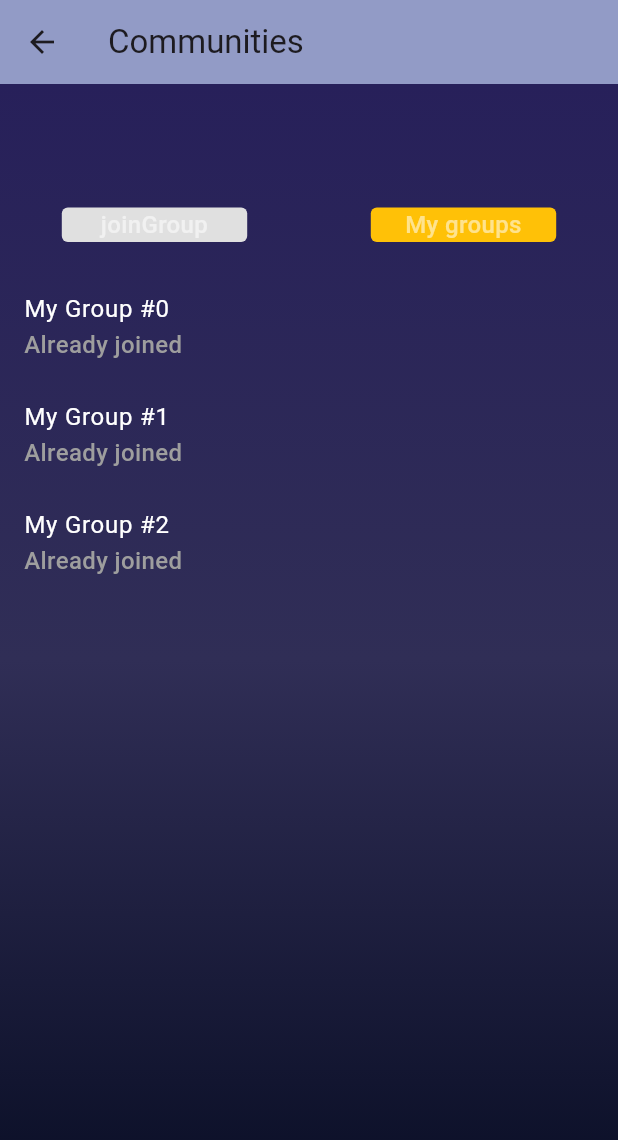
After one commit to Atithi2908/Placement_Prep, a Flutter app: the GroupScreen screen opened by its route, after a tap on "My groups", on a phone screen of 412 x 824 dp. The commit adds this screen. Shown: the top 1140 px of the screen. Run offline on Flutter 3.47's test engine with Material 3 defaults, Android fonts, the light colour scheme and no system bars; our stand-ins replace flutter_tts, google_fonts, lottie, shared_preferences, socket_io_client; accounts and stored records are empty.

```diff
--- a/Frontend/placement_prep/lib/main.dart
+++ b/Frontend/placement_prep/lib/main.dart
@@ -1,4 +1,5 @@
 import 'package:flutter/material.dart';
+import 'package:placement_prep/screens/group_screen.dart';
 import 'package:placement_prep/screens/task_screen.dart';
 import 'package:provider/provider.dart';
 import 'screens/login_screen.dart';
@@ -37,7 +38,8 @@ class MyApp extends StatelessWidget {
         '/task': (context) =>  DailyTaskScreen(),
         '/dailyquestion': (context) => DailyQuestionScreen(),
         '/conductquiz': (context) => ConductQuizScreen(defaultOption: 'Array'), // Default option can be changed
-        '/home': (context)=> HomeScreen()
+        '/home': (context)=> HomeScreen(),
+        '/group':(context)=> GroupScreen()
       },
           theme: ThemeData(
         primaryColor: const Color.fromARGB(255, 232, 234, 255), // Dark Indigo
--- /dev/null
+++ b/Frontend/placement_prep/lib/models/group.dart
@@ -0,0 +1,20 @@
+class Group{
+  final String id;
+  final String name;
+  final String description;
+  final List<String> members;
+  final List<String> admins;
+
+  Group({required this.id, required this.name, required this.description, required this.members, required this.admins});
+
+
+ factory Group.fromJson(Map<String, dynamic> json) {
+    return Group(
+      id: json['_id'],
+      name: json['name'],
+      description: json['description'],
+      members: List<String>.from(json['members']),
+      admins: List<String>.from(json['admins']),
+    );
+  }
+}
--- /dev/null
+++ b/Frontend/placement_prep/lib/screens/group_screen.dart
@@ -0,0 +1,102 @@
+import 'package:flutter/material.dart';
+import 'dart:ui';
+
+class GroupScreen extends StatefulWidget {
+  const GroupScreen({super.key});
+
+  @override
+  State<GroupScreen> createState() => _GroupScreenState();
+}
+
+class _GroupScreenState extends State<GroupScreen> {
+
+  int selectedIndex = 0;
+  @override
+  Widget build(BuildContext context) {
+      double screenWidth = MediaQuery.of(context).size.width;
+      double screenHeight = MediaQuery.of(context).size.height;
+    return Scaffold(
+      appBar: AppBar(title: Text("Communities"), backgroundColor: Color.fromARGB(255, 153, 167, 204),
+            elevation: 500,),
+      body: Expanded(
+        child: Container(
+          width:double.infinity,
+          height: double.infinity,
+          decoration: BoxDecoration(
+            gradient: LinearGradient( begin: Alignment.topCenter,
+                  end: Alignment.bottomCenter,
+                  colors: [Color.fromARGB(255, 39, 32, 90), Color.fromARGB(255, 48, 46, 86), Color.fromARGB(255, 7, 12, 34)], )
+          ),
+          child: SingleChildScrollView(
+            child: Column(
+              children: [
+                  SizedBox(height: screenHeight*0.1),
+                Padding(
+                  padding: EdgeInsets.symmetric(horizontal:screenWidth*0.1),
+                  child: Row(
+                    children: [
+                      Expanded(child: toggleCard(context, "joinGroup",0)),
+                      SizedBox(width:screenWidth*0.2),
+                      Expanded(child: toggleCard(context, "My groups",1)),
+                    ],
+                  ),
+                ),
+                const SizedBox(height: 20,),
+                selectedIndex ==0
+                ? _buildJoinGroupsList() : _buildMyGroupsList()
+              ],
+
+            ),
+          ),
+        ),
+      ),
+    );
+  }
+
+  Widget toggleCard(BuildContext context, String topic,int index) {
+    return GestureDetector(
+      onTap:
+          () => setState(() {
+            selectedIndex = index;
+          }),
+      child: Container(
+        decoration: BoxDecoration(
+ color: selectedIndex == index ? Colors.amber : Colors.grey[300],
+           borderRadius: BorderRadius.circular(4),
+        ),
+        child: Text(
+          topic,
+          textAlign: TextAlign.center,
+          style: TextStyle(color: Colors.white54),
+        ),
+      ),
+    );
+  }
+
+   Widget _buildJoinGroupsList() {
+    return ListView.builder(
+      shrinkWrap: true,
+      physics: NeverScrollableScrollPhysics(),
+      itemCount: 5,
+      itemBuilder: (context, index) => ListTile(
+        title: Text("Join Group #$index", style: TextStyle(color: Colors.white)),
+        trailing: TextButton(
+          onPressed: () {},
+          child: Text("Join"),
+        ),
+      ),
+    );
+  }
+
+  Widget _buildMyGroupsList() {
+    return ListView.builder(
+      shrinkWrap: true,
+physics: NeverScrollableScrollPhysics(),
+      itemCount: 3,
+      itemBuilder: (context, index) => ListTile(
+        title: Text("My Group #$index", style: TextStyle(color: Colors.white)),
+        subtitle: Text("Already joined", style: TextStyle(color: Colors.grey)),
+      ),
+    );
+  }
+}
--- a/Frontend/placement_prep/lib/screens/home_screen.dart
+++ b/Frontend/placement_prep/lib/screens/home_screen.dart
@@ -258,7 +258,7 @@ class HomeScreen extends StatelessWidget {
               Expanded(
                 child: _buildActionButton(
                   context,
-                  'Review Mistakes',
+                  'Communities',
                   '📝',
                   Colors.white24,
                 ),
@@ -320,9 +320,7 @@ class HomeScreen extends StatelessWidget {
   ) {
     return ElevatedButton(
       onPressed: () {
-        ScaffoldMessenger.of(
-          context,
-        ).showSnackBar(SnackBar(content: Text('Opening $title! $emoji')));
+       Navigator.pushNamed(context, '/group');
       },
       style: ElevatedButton.styleFrom(
         padding: EdgeInsets.all(16),
--- a/Frontend/placement_prep/pubspec.yaml
+++ b/Frontend/placement_prep/pubspec.yaml
@@ -36,6 +36,8 @@ dependencies:
   google_fonts: ^6.1.0
 
   provider: ^6.1.1
+  flutter_riverpod: ^2.5.1
+  socket_io_client: ^2.0.3+1
 
   shared_preferences: ^2.0.15
   # The following adds the Cupertino Icons font to your application.
@@ -45,7 +47,8 @@ dependencies:
 dev_dependencies:
   flutter_test:
     sdk: flutter
-  provider: ^6.1.1
+
+
   # The "flutter_lints" package below contains a set of recommended lints to
   # encourage good coding practices. The lint set provided by the package is
   # activated in the `analysis_options.yaml` file located at the root of your
```
Also changed, not shown: Frontend/placement_prep/lib/models/message.dart (added, +16 -0 lines), Frontend/placement_prep/lib/services/socket_services.dart (added, +34 -0 lines), Frontend/placement_prep/pubspec.lock.
